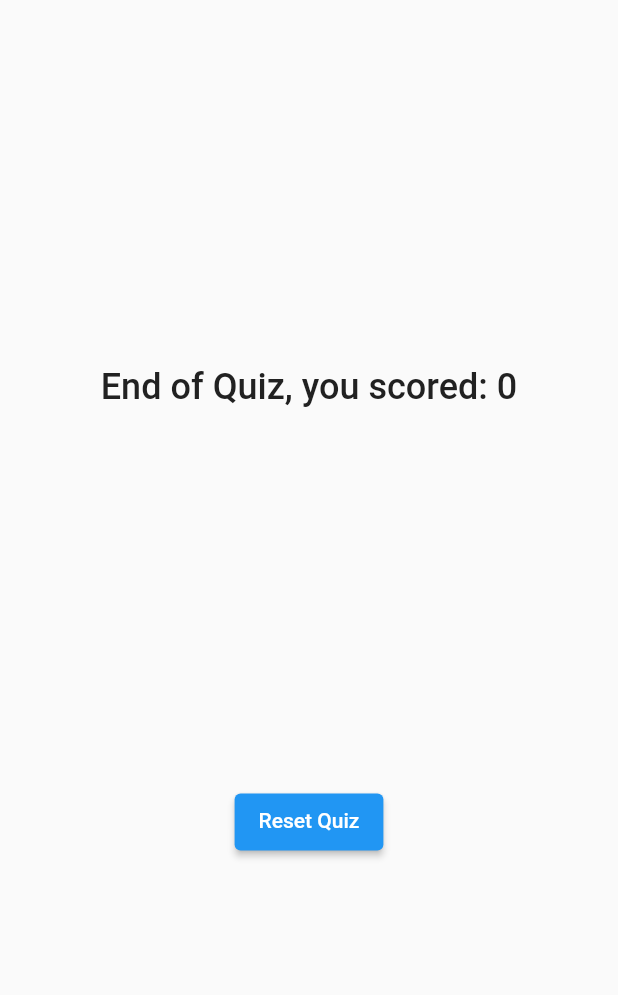
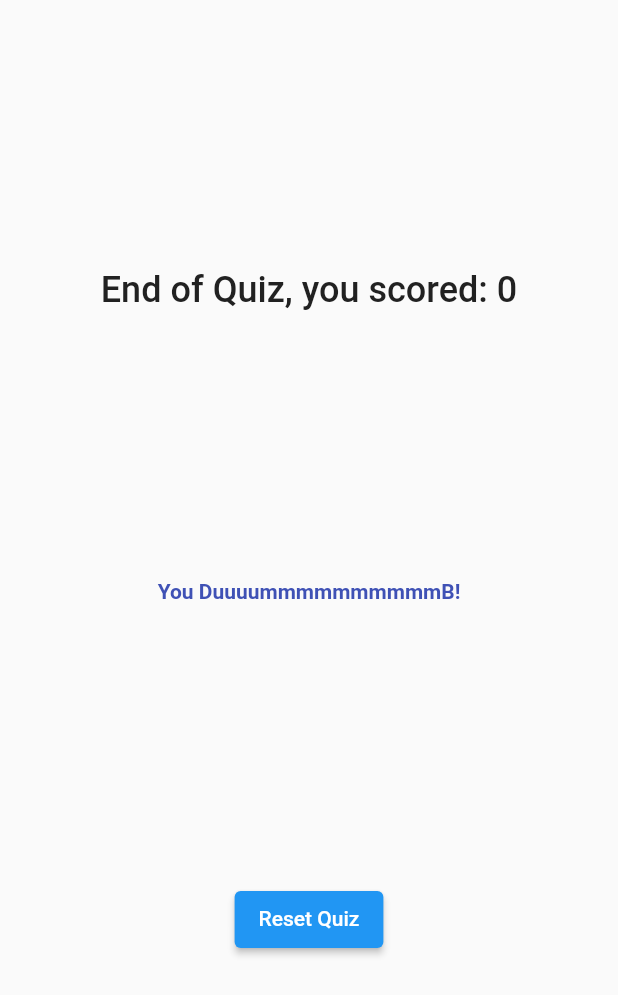
Before and after one commit to if3chi/trivia, a Flutter app: the Result widget shown alone on an empty page, opened directly with empty values, on a phone screen of 412 x 824 dp. Shown: the top 995 px of the screen. Run offline on Flutter 3.47's test engine with Material 2 defaults, Android fonts, the light colour scheme and no system bars.

Commit message:
Added Remarks

```diff
--- a/lib/props/result.dart
+++ b/lib/props/result.dart
@@ -17,6 +17,20 @@ class Result extends StatelessWidget {
     required this.clearScores,
   }) : super(key: key);
 
+  String get remarks {
+    String remark;
+
+    if (result > highScore && result >= 40) {
+      remark = 'You are smart, you beat the highscore.';
+    } else if (result >= 30) {
+      remark = 'You are an average smart person.';
+    } else {
+      remark = 'You DuuuummmmmmmmmmB!';
+    }
+
+    return remark;
+  }
+
   @override
   Widget build(BuildContext context) {
     return SizedBox(
@@ -25,6 +39,14 @@ class Result extends StatelessWidget {
         mainAxisAlignment: MainAxisAlignment.spaceEvenly,
         children: [
           ...highScoreText(),
+          Text(
+            remarks,
+            style: const TextStyle(
+              color: Colors.indigo,
+              fontSize: 14.0,
+              fontWeight: FontWeight.bold,
+            ),
+          ),
           AnswerButton(
             answerText: 'Reset Quiz',
             ansQuestion: resetQuiz,
```
